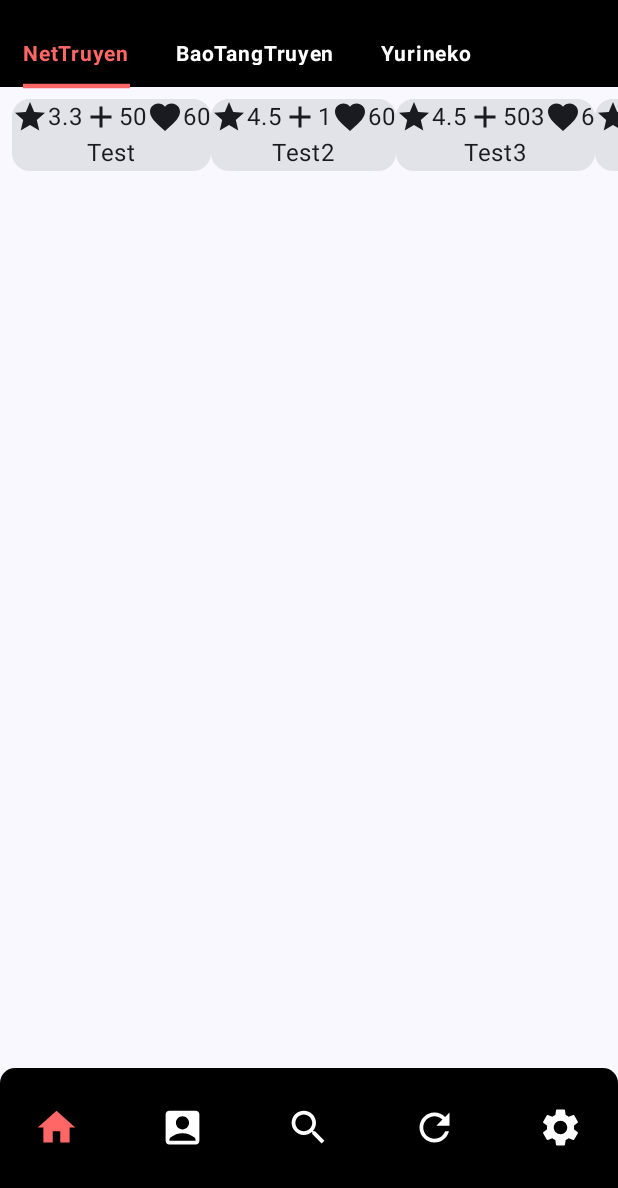
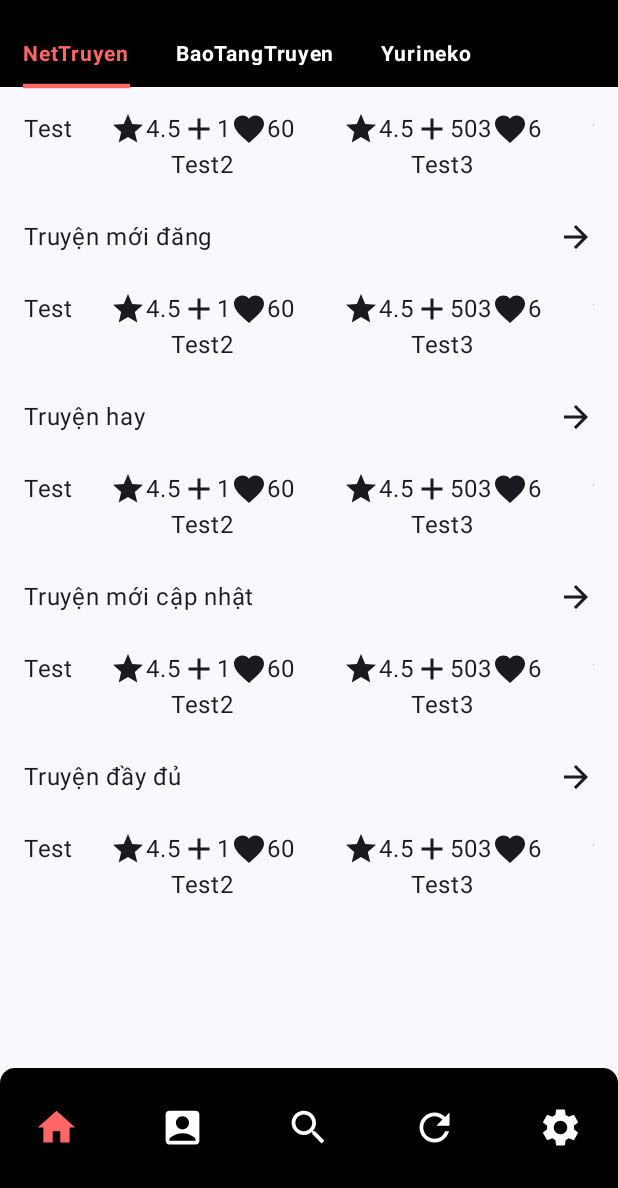
Before and after one commit to AnimeMoi/AnimeMoiApp, an Android app built with Jetpack Compose: the screen it shows after launch (MainActivity), on a phone screen of 412 x 824 dp, the part 48-1236 px from its top. Run offline under Robolectric (Android 15) with nearby library versions, the light colour scheme and no system bars; pictures from the network do not load.

Commit message:
Done component "Comic"
still have work

```diff
--- a/app/src/main/java/com/example/animemoi_app/common/comic/Comic.kt
+++ b/app/src/main/java/com/example/animemoi_app/common/comic/Comic.kt
@@ -1,8 +1,7 @@
 package com.example.animemoi_app.common.comic
 
 import androidx.compose.foundation.background
-import androidx.compose.foundation.layout.Arrangement
-import androidx.compose.foundation.layout.Row
+import androidx.compose.foundation.layout.*
 import androidx.compose.material.icons.Icons
 import androidx.compose.material.icons.filled.Add
 import androidx.compose.material.icons.filled.Favorite
@@ -17,6 +16,8 @@ import androidx.compose.ui.graphics.Color
 import androidx.compose.ui.layout.ContentScale
 import androidx.compose.ui.platform.LocalContext
 import androidx.compose.ui.tooling.preview.Preview
+import androidx.compose.ui.tooling.preview.UiMode
+import androidx.compose.ui.unit.dp
 import coil.compose.AsyncImage
 import coil.request.ImageRequest
 
@@ -29,20 +30,24 @@ fun Comic(
     views: Int = 0,
     follow: Int = 0
 ) {
-    Card(modifier = Modifier.background(Color.Transparent)) {
+    Column {
         AsyncImage(
             model = ImageRequest.Builder(LocalContext.current).data(imageUrl).crossfade(true)
                 .build(),
             contentDescription = null,
-            contentScale = ContentScale.Fit,
+            contentScale = ContentScale.Crop,
         )
-        Card(
+        if (moreInfo) {
+            Box(
                 modifier = Modifier.align(Alignment.CenterHorizontally)
             ) {
                 Row(
                     horizontalArrangement = Arrangement.SpaceAround,
                 ) {
-                Row {
+                    Row(
+                        modifier = Modifier
+                            .padding(start = 8.dp, top = 0.dp, end = 0.dp, bottom = 0.dp),
+                    ) {
                         Icon(Icons.Default.Star, contentDescription = null)
                         Text(star.toString())
                     }
@@ -50,9 +55,13 @@ fun Comic(
                         Icon(Icons.Default.Add, contentDescription = null)
                         Text(views.toString())
                     }
-                Row {
+                    Row(
+                        modifier = Modifier
+                            .padding(start = 0.dp, top = 0.dp, end = 8.dp, bottom = 0.dp),
+                    ) {
                         Icon(Icons.Default.Favorite, contentDescription = null)
                         Text(follow.toString())
+                    }
                 }
             }
         }
--- a/app/src/main/java/com/example/animemoi_app/common/comic/ComicRow.kt
+++ b/app/src/main/java/com/example/animemoi_app/common/comic/ComicRow.kt
@@ -1,25 +1,26 @@
 package com.example.animemoi_app.common.comic
 
-import androidx.compose.foundation.layout.Arrangement
-import androidx.compose.foundation.layout.PaddingValues
+import androidx.compose.foundation.layout.*
 import androidx.compose.foundation.lazy.LazyRow
 import androidx.compose.runtime.Composable
+import androidx.compose.ui.Modifier
 import androidx.compose.ui.unit.dp
 
 @Composable
 fun ComicRow() {
     LazyRow(
-        horizontalArrangement = Arrangement.spacedBy(10.dp), contentPadding = PaddingValues(8.dp)
+        modifier = Modifier.padding(16.dp)
     ) {
         item {
             Comic(
                 "https://www.nettruyenup.vn/images/comics/tho-san-hang-s-khong-muon-tro-thanh-ac-nu.jpg",
-                moreInfo = true,
+                moreInfo = false,
                 name = "Test",
                 star = 3.3f,
                 views = 50,
                 follow = 60
             )
+            Spacer(modifier = Modifier.width(16.dp))
             Comic(
                 imageUrl = "https://www.nettruyenup.vn/images/comics/tho-san-hang-s-khong-muon-tro-thanh-ac-nu.jpg",
                 moreInfo = true,
@@ -27,6 +28,7 @@ fun ComicRow() {
                 views = 1,
                 follow = 60
             )
+            Spacer(modifier = Modifier.width(16.dp))
             Comic(
                 "https://www.nettruyenup.vn/images/comics/tho-san-hang-s-khong-muon-tro-thanh-ac-nu.jpg",
                 moreInfo = true,
@@ -34,11 +36,13 @@ fun ComicRow() {
                 views = 503,
                 follow = 6
             )
+            Spacer(modifier = Modifier.width(16.dp))
             Comic(
                 "https://www.nettruyenup.vn/images/comics/tho-san-hang-s-khong-muon-tro-thanh-ac-nu.jpg",
                 moreInfo = true,
                 name = "Test5",
             )
+            Spacer(modifier = Modifier.width(16.dp))
             Comic(
                 "https://www.nettruyenup.vn/images/comics/tho-san-hang-s-khong-muon-tro-thanh-ac-nu.jpg",
                 moreInfo = true,
--- /dev/null
+++ b/app/src/main/java/com/example/animemoi_app/common/comic/ComicRowWithTitle.kt
@@ -0,0 +1,40 @@
+package com.example.animemoi_app.common.comic
+
+import androidx.compose.foundation.layout.*
+import androidx.compose.material.icons.Icons
+import androidx.compose.material.icons.filled.ArrowForward
+import androidx.compose.material3.Icon
+import androidx.compose.material3.Text
+import androidx.compose.runtime.Composable
+import androidx.compose.ui.Modifier
+import androidx.compose.ui.tooling.preview.Preview
+import androidx.compose.ui.unit.dp
+
+@Composable
+fun ComicRowWithTitle(title: String, modifier: Modifier = Modifier) {
+    Column {
+        Row(
+            modifier = modifier.fillMaxWidth(),
+            horizontalArrangement = Arrangement.SpaceBetween,
+        ) {
+            Text(
+                text = title,
+                modifier = modifier
+                    .padding(start = 16.dp, top = 8.dp, end = 0.dp, bottom = 8.dp)
+            )
+            Icon(
+                Icons.Default.ArrowForward,
+                contentDescription = null,
+                modifier = modifier
+                    .padding(start = 0.dp, top = 8.dp, end = 16.dp, bottom = 8.dp)
+            )
+        }
+        ComicRow()
+    }
+}
+
+@Preview
+@Composable
+fun ComicRowWithTitlePreview() {
+    ComicRowWithTitle(title = "Truyện mới đăng")
+}
--- a/app/src/main/java/com/example/animemoi_app/screen/HomeScreen.kt
+++ b/app/src/main/java/com/example/animemoi_app/screen/HomeScreen.kt
@@ -1,11 +1,13 @@
 package com.example.animemoi_app.screen
 
 import androidx.compose.foundation.layout.Column
+import androidx.compose.foundation.lazy.LazyColumn
 import androidx.compose.runtime.Composable
 import androidx.compose.ui.tooling.preview.Preview
 import com.example.animemoi_app.common.Bar
 import com.example.animemoi_app.common.ListSourceComic
 import com.example.animemoi_app.common.comic.ComicRow
+import com.example.animemoi_app.common.comic.ComicRowWithTitle
 
 @Composable
 fun HomeScreen() {
@@ -13,7 +15,15 @@ fun HomeScreen() {
     Column {
         Bar()
         ListSourceComic(sources)
-        ComicRow()
+        LazyColumn {
+            item {
+                ComicRow()
+                ComicRowWithTitle(title = "Truyện mới đăng")
+                ComicRowWithTitle(title = "Truyện hay")
+                ComicRowWithTitle(title = "Truyện mới cập nhật")
+                ComicRowWithTitle(title = "Truyện đầy đủ")
+            }
+        }
     }
 }
 
```
Lines whose indentation alone changed are shown as unchanged.
